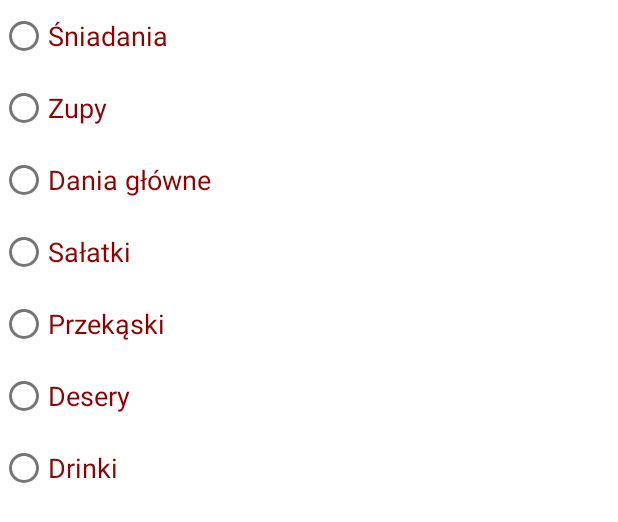
After one commit to Rafi6677/My-Recipes, an Android app: the layout dialog_category_chooser.xml on its own in the app's theme, with its tools: preview values and no code run, on a phone screen of 412 x 824 dp. The commit adds this screen. Shown: the top 522 px of the screen. Run offline under Robolectric (Android 15) with nearby library versions, the phone set to English and light mode, and no system bars; Roboto replaces fonts that are not available here.

Commit message:
Setting recipe's category functionality

```diff
--- a/app/src/main/java/com/example/myrecipes/presentation/editrecipe/IngredientsFragment.kt
+++ b/app/src/main/java/com/example/myrecipes/presentation/editrecipe/IngredientsFragment.kt
@@ -18,7 +18,8 @@ import kotlinx.android.synthetic.main.dialog_recipe_creation.view.*
 class IngredientsFragment : Fragment() {
 
     private lateinit var binding: FragmentIngredientsBinding
-    private lateinit var adapter: IngredientsAdapter
+    private lateinit var viewModel: EditRecipeViewModel
+    lateinit var adapter: IngredientsAdapter
 
     companion object {
         fun getInstance(): IngredientsFragment {
@@ -39,6 +40,7 @@ class IngredientsFragment : Fragment() {
         super.onViewCreated(view, savedInstanceState)
 
         binding = FragmentIngredientsBinding.bind(view)
+        viewModel = (activity as EditRecipeActivity).viewModel
 
         initData()
     }
@@ -127,6 +129,7 @@ class IngredientsFragment : Fragment() {
             IngredientOperation.Add -> {
                 val ingredient = Ingredient(name, quantity)
                 adapter.getIngredientsList().add(ingredient)
+                viewModel.ingredientsList.addAll(adapter.getIngredientsList())
                 manageAddFirstIngredientInfoVisibility()
                 adapter.notifyDataSetChanged()
             }
--- a/app/src/main/res/layout/activity_main.xml
+++ b/app/src/main/res/layout/activity_main.xml
@@ -17,4 +17,5 @@
         app:layout_constraintStart_toStartOf="parent"
         app:layout_constraintTop_toTopOf="parent"
         app:navGraph="@navigation/nav_graph" />
+
 </androidx.constraintlayout.widget.ConstraintLayout>
--- /dev/null
+++ b/app/src/main/res/layout/dialog_category_chooser.xml
@@ -0,0 +1,73 @@
+<?xml version="1.0" encoding="utf-8"?>
+<LinearLayout
+    xmlns:android="http://schemas.android.com/apk/res/android"
+    xmlns:tools="http://schemas.android.com/tools"
+    android:layout_width="wrap_content"
+    android:layout_height="wrap_content"
+    android:orientation="vertical">
+
+    <RadioGroup
+        android:id="@+id/category_radioGroup"
+        android:layout_width="wrap_content"
+        android:layout_height="wrap_content"
+        tools:ignore="UselessParent">
+
+        <RadioButton
+            android:id="@+id/category1_radioButton"
+            android:layout_width="wrap_content"
+            android:layout_height="wrap_content"
+            android:text="@string/breakfast"
+            android:textSize="@dimen/_14ssp"
+            android:textColor="@color/red_dark"/>
+
+        <RadioButton
+            android:id="@+id/category2_radioButton"
+            android:layout_width="wrap_content"
+            android:layout_height="wrap_content"
+            android:text="@string/soup"
+            android:textSize="@dimen/_14ssp"
+            android:textColor="@color/red_dark"/>
+
+        <RadioButton
+            android:id="@+id/category3_radioButton"
+            android:layout_width="wrap_content"
+            android:layout_height="wrap_content"
+            android:text="@string/main_dish"
+            android:textSize="@dimen/_14ssp"
+            android:textColor="@color/red_dark"/>
+
+        <RadioButton
+            android:id="@+id/category4_radioButton"
+            android:layout_width="wrap_content"
+            android:layout_height="wrap_content"
+            android:text="@string/salad"
+            android:textSize="@dimen/_14ssp"
+            android:textColor="@color/red_dark"/>
+
+        <RadioButton
+            android:id="@+id/category5_radioButton"
+            android:layout_width="wrap_content"
+            android:layout_height="wrap_content"
+            android:text="@string/snack"
+            android:textSize="@dimen/_14ssp"
+            android:textColor="@color/red_dark"/>
+
+        <RadioButton
+            android:id="@+id/category6_radioButton"
+            android:layout_width="wrap_content"
+            android:layout_height="wrap_content"
+            android:text="@string/dessert"
+            android:textSize="@dimen/_14ssp"
+            android:textColor="@color/red_dark"/>
+
+        <RadioButton
+            android:id="@+id/category7_radioButton"
+            android:layout_width="wrap_content"
+            android:layout_height="wrap_content"
+            android:text="@string/drink"
+            android:textSize="@dimen/_14ssp"
+            android:textColor="@color/red_dark"/>
+
+    </RadioGroup>
+
+</LinearLayout>
--- a/app/src/main/res/layout/fragment_home.xml
+++ b/app/src/main/res/layout/fragment_home.xml
@@ -330,7 +330,7 @@
                     android:layout_height="wrap_content"
                     android:layout_gravity="center"
                     android:fontFamily="@font/signika"
-                    android:text="@string/Dessert"
+                    android:text="@string/dessert"
                     android:textAlignment="center"
                     android:textColor="@color/red_dark"
                     android:textSize="@dimen/_16ssp"
@@ -373,7 +373,7 @@
                     android:layout_height="26dp"
                     android:layout_gravity="center"
                     android:fontFamily="@font/signika"
-                    android:text="@string/Drink"
+                    android:text="@string/drink"
                     android:textAlignment="center"
                     android:textColor="@color/red_dark"
                     android:textSize="@dimen/_16ssp"
--- a/app/src/main/res/values/strings.xml
+++ b/app/src/main/res/values/strings.xml
@@ -7,13 +7,15 @@
     <string name="main_dish">Dania główne</string>
     <string name="salad">Sałatki</string>
     <string name="snack">Przekąski</string>
-    <string name="Dessert">Desery</string>
-    <string name="Drink">Drinki</string>
+    <string name="dessert">Desery</string>
+    <string name="drink">Drinki</string>
     <string name="add_recipe">Dodaj przepis</string>
     <string name="name">Nazwa</string>
     <string name="quantity">Ilość</string>
     <string name="category">Kategoria</string>
     <string name="category_brackets">(kategoria)</string>
+    <string name="choose_category">Wybierz kategorię</string>
+    <string name="ok">OK</string>
     <string name="next">Dalej</string>
     <string name="add">Dodaj</string>
     <string name="save">Zapisz</string>
```
Also changed, not shown: app/src/main/java/com/example/myrecipes/data/db/dao/RecipesDAO.kt (+7 -7 lines), app/src/main/java/com/example/myrecipes/data/db/model/Category.kt (+13 -7 lines), app/src/main/java/com/example/myrecipes/presentation/editrecipe/EditRecipeActivity.kt (+48 -4 lines), app/src/main/java/com/example/myrecipes/presentation/editrecipe/EditRecipeViewModel.kt (+31 -0 lines).
